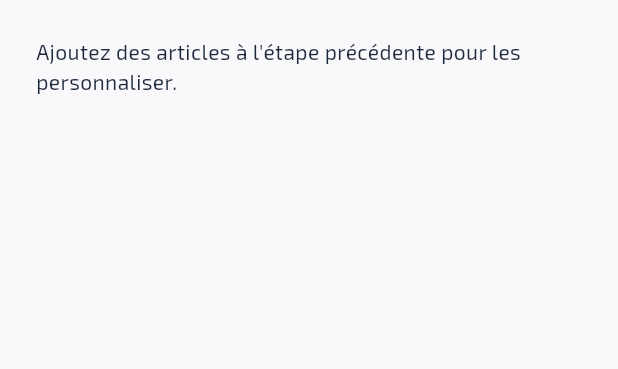
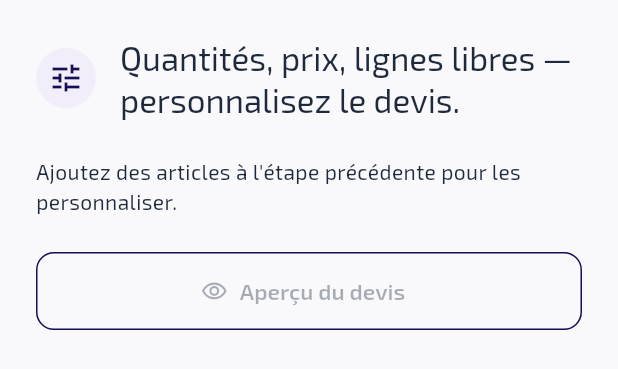
Before and after one commit to RAKINVEST/ARTIZEN-APP, a Flutter app: the _PersonnaliserStep widget shown alone on an empty page, opened directly, on a phone screen of 412 x 824 dp. Shown: the top 369 px of the screen. Run offline on Flutter 3.47's test engine with Material 3 defaults, Android fonts, the phone set to English and light mode, and no system bars; our stand-ins replace dio, file_picker, flutter_riverpod, flutter_secure_storage, freezed_annotation, go_router and 2 more; missing offline and left inert: dart:js_interop; accounts and stored records are empty; network calls fail.

Commit message:
feat(wizard): aperçu du devis en direct (inline) à l'étape 3
Sur grand écran (≥ 980 px), l'étape Personnaliser passe en deux volets :
l'édition des lignes à gauche, un aperçu du vrai devis premium à droite qui
se re-rend (débounce) dès qu'une quantité change — « prêt à remplir ». Sur
petit écran, on garde la colonne + le bouton plein écran.

Le volet d'aperçu remplit un parent borné (son PDF est dans un Expanded), et
l'étape sort du scaffold scrollé pour donner au PDF une hauteur bornée —
jamais l'infini qui blanchit le build web. Les octets sont copiés à chaque
rendu (même parade DataCloneError que PdfPreviewScaffold).

Co-Authored-By: Claude Opus 4.8 <noreply@anthropic.com>

```diff
--- a/frontend/lib/features/quote_wizard/presentation/wizard_step_views.dart
+++ b/frontend/lib/features/quote_wizard/presentation/wizard_step_views.dart
@@ -16,6 +16,7 @@ import '../../quotes/data/quote_models.dart';
 import '../../quotes/presentation/quotes_providers.dart';
 import '../data/quote_draft.dart';
 import 'draft_quote_preview_screen.dart';
+import 'live_devis_preview.dart';
 import 'quote_draft_provider.dart';
 import 'wizard_step.dart';
 
@@ -32,15 +33,19 @@ class WizardStepView extends StatelessWidget {
     // The Catalogue step runs its own full-height layout (tabs + lists that
     // scroll themselves), so it isn't wrapped in the scrolling _StepScaffold.
     if (step == WizardStep.catalogue) return const _CatalogueStep();
+    // Personnaliser too: on a wide screen it splits into editing + a live
+    // preview pane, which has to escape the scrolling scaffold to give the PDF
+    // a bounded height.
+    if (step == WizardStep.personnaliser) return const _PersonnaliserStep();
     return _StepScaffold(
       step: step,
       child: switch (step) {
         WizardStep.client => const _ClientStep(),
-        WizardStep.personnaliser => const _PersonnaliserStep(),
         WizardStep.recap => const _RecapStep(),
         WizardStep.creer => const _CreerStep(),
         WizardStep.confirmation => const _ConfirmationStep(),
         WizardStep.catalogue => const SizedBox.shrink(), // handled above
+        WizardStep.personnaliser => const SizedBox.shrink(), // handled above
       },
     );
   }
@@ -929,29 +934,109 @@ class _PersonnaliserStepState extends ConsumerState<_PersonnaliserStep> {
     );
 
     final draft = ref.watch(quoteDraftProvider);
+    final wide = MediaQuery.sizeOf(context).width >= 980;
+
+    if (wide) {
+      // Two panes: editing on the left, the live premium preview on the right.
+      // The preview pane is an Expanded, so the PDF fills a *bounded* height —
+      // never the unbounded one that blanked the web build before.
+      return Padding(
+        padding: const EdgeInsets.all(ArtizenSpacing.md),
+        child: Row(
+          crossAxisAlignment: CrossAxisAlignment.stretch,
+          children: [
+            Expanded(
+              flex: 5,
+              child: ListView(
+                children: [
+                  _header(context),
+                  const SizedBox(height: ArtizenSpacing.md),
+                  // A Column (not spread children): it builds all the lines and
+                  // the totals eagerly, so they exist off-screen too.
+                  Column(
+                    crossAxisAlignment: CrossAxisAlignment.stretch,
+                    mainAxisSize: MainAxisSize.min,
+                    children: _editing(draft),
+                  ),
+                ],
+              ),
+            ),
+            const SizedBox(width: ArtizenSpacing.md),
+            const Expanded(flex: 4, child: LiveDevisPreview()),
+          ],
+        ),
+      );
+    }
+
+    // Narrow: the classic scrolling column + a full-screen preview button.
+    return Center(
+      child: ConstrainedBox(
+        constraints: const BoxConstraints(maxWidth: 720),
+        child: ListView(
+          padding: const EdgeInsets.all(ArtizenSpacing.md),
+          children: [
+            _header(context),
+            const SizedBox(height: ArtizenSpacing.md),
+            // A Column (not spread children): it builds the lines and the
+            // totals eagerly, so they exist off-screen too.
+            Column(
+              crossAxisAlignment: CrossAxisAlignment.stretch,
+              mainAxisSize: MainAxisSize.min,
+              children: _editing(draft),
+            ),
+            const SizedBox(height: ArtizenSpacing.md),
+            OutlinedButton.icon(
+              icon: const Icon(Icons.visibility_outlined),
+              label: const Text('Aperçu du devis'),
+              onPressed:
+                  draft.clientId == null ? null : () => _openPreview(draft),
+            ),
+          ],
+        ),
+      ),
+    );
+  }
+
+  Widget _header(BuildContext context) {
+    return Row(
+      children: [
+        CircleAvatar(
+          backgroundColor: ArtizenColors.infoSurface,
+          child: Icon(
+            WizardStep.personnaliser.icon,
+            color: ArtizenColors.nightBlue,
+          ),
+        ),
+        const SizedBox(width: ArtizenSpacing.sm),
+        Expanded(
+          child: Text(
+            WizardStep.personnaliser.question,
+            style: Theme.of(context).textTheme.titleLarge,
+          ),
+        ),
+      ],
+    );
+  }
+
+  List<Widget> _editing(QuoteDraft draft) {
     if (draft.lines.isEmpty) {
-      return const Padding(
-        padding: EdgeInsets.all(ArtizenSpacing.md),
-        child: Text(
+      return const [
+        Text(
           "Ajoutez des articles à l'étape précédente pour les personnaliser.",
         ),
-      );
-    }
-
+      ];
+    }
+    // The line total is the backend's, matched by article — null (shown as "—")
+    // until the first calculation lands.
     final totalByItem = {
       for (final line
           in draft.calculation?.lines ?? const <QuoteCalculationLine>[])
         line.catalogItemId: line.totalHt,
     };
-
-    return Column(
-      crossAxisAlignment: CrossAxisAlignment.stretch,
-      children: [
+    return [
       for (final line in draft.lines)
         _EditableLine(
           line: line,
-            // The line total is the backend's, matched by article — null (shown
-            // as "—") until the first calculation lands.
           totalHt: totalByItem[line.catalogItemId],
           onIncrement: () => ref
               .read(quoteDraftProvider.notifier)
@@ -964,20 +1049,8 @@ class _PersonnaliserStepState extends ConsumerState<_PersonnaliserStep> {
               .removeLine(line.catalogItemId),
         ),
       const SizedBox(height: ArtizenSpacing.sm),
-        _TotalsCard(
-          calculation: draft.calculation,
-          recalculating: _recalculating,
-        ),
-        const SizedBox(height: ArtizenSpacing.md),
-        // "Prêt à remplir" : the artisan can see the devis take shape in the
-        // real premium PDF at any point, without creating it.
-        OutlinedButton.icon(
-          icon: const Icon(Icons.visibility_outlined),
-          label: const Text('Aperçu du devis'),
-          onPressed: draft.clientId == null ? null : () => _openPreview(draft),
-        ),
-      ],
-    );
+      _TotalsCard(calculation: draft.calculation, recalculating: _recalculating),
+    ];
   }
 
   void _openPreview(QuoteDraft draft) {
```
Also changed, not shown: frontend/lib/features/quote_wizard/presentation/live_devis_preview.dart (added, +190 -0 lines). Lines whose indentation alone changed are shown as unchanged.
